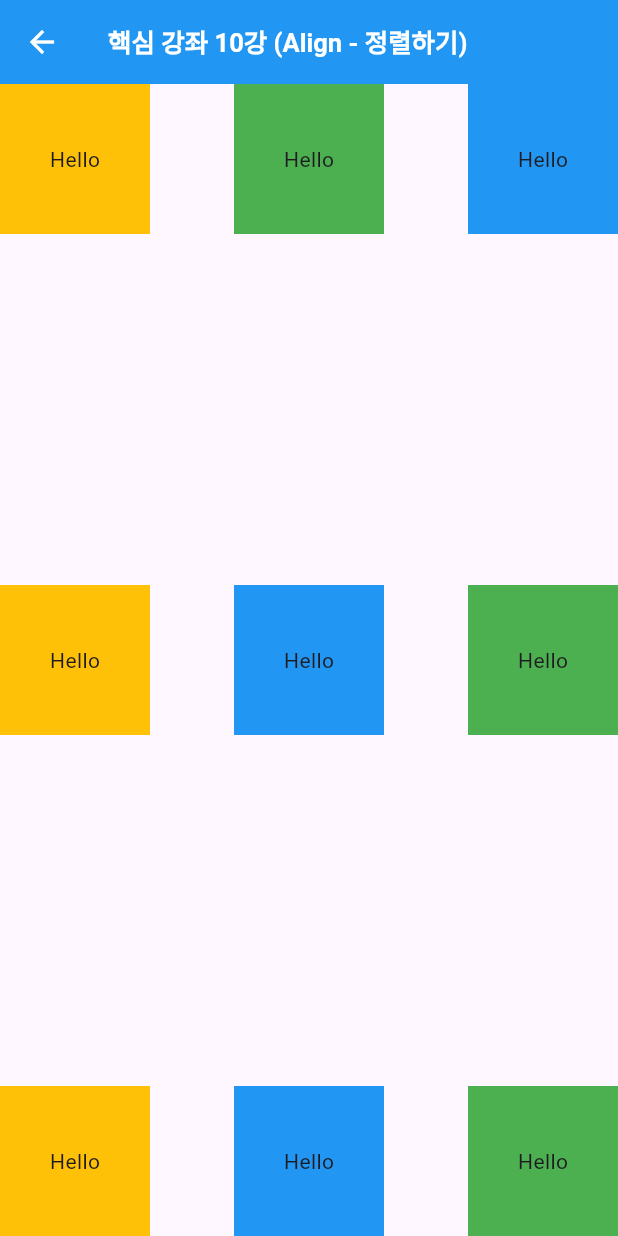
After one commit to shinseunguk/Flutter-Demo, a Flutter app: the AlignPageView screen opened directly, on a phone screen of 412 x 824 dp. The commit adds this screen. Run offline on Flutter 3.47's test engine with Material 3 defaults, Android fonts, the phone set to English and light mode, and no system bars.

Commit message:
💄 핵심 강좌 10강 (Align - 정렬하기)
ref. https://www.youtube.com/watch?v=oLxOWJiH-tg&list=PLKVJoykNpXRZcHFT4IS9G4BrssQ_7wF82&index=10

```diff
--- a/lib/main_list_page.dart
+++ b/lib/main_list_page.dart
@@ -9,6 +9,7 @@ import 'screens/Chapter6/list_view_builder_page.dart';
 import 'screens/Chapter7/grid_view_page.dart';
 import 'screens/Chapter8/grid_view_builder_page.dart';
 import 'screens/Chapter9/scroll_page_view.dart';
+import 'screens/Chapter10/align_page_view.dart';
 
 class MainListPage extends StatelessWidget {
   final List<String> items = [
@@ -21,6 +22,7 @@ class MainListPage extends StatelessWidget {
     '핵심 강좌 7강 (GridView 사용하기)',
     '핵심 강좌 8강 (GridView 효율적으로 사용하기)',
     '핵심 강좌 9강 (스크롤 기능 구현)',
+    '핵심 강좌 10강 (Align - 정렬하기)',
   ];
 
   final Map<String, Widget> screens = {
@@ -33,6 +35,7 @@ class MainListPage extends StatelessWidget {
     '핵심 강좌 7강 (GridView 사용하기)': GridViewPage(),
     '핵심 강좌 8강 (GridView 효율적으로 사용하기)': GridViewBuilderPage(),
     '핵심 강좌 9강 (스크롤 기능 구현)': ScrollPageView(),
+    '핵심 강좌 10강 (Align - 정렬하기)': AlignPageView(),
   };
 
   @override
--- /dev/null
+++ b/lib/screens/Chapter10/align_page_view.dart
@@ -0,0 +1,125 @@
+import 'package:flutter/material.dart';
+
+class AlignPageView extends StatefulWidget {
+  const AlignPageView({super.key});
+
+  @override
+  State<AlignPageView> createState() => _AlignPageViewState();
+}
+
+class _AlignPageViewState extends State<AlignPageView> {
+  @override
+  Widget build(BuildContext context) {
+    return Scaffold(
+      appBar: AppBar(
+        iconTheme: const IconThemeData(color: Colors.white), // 뒤로가기 아이콘 색상 설정
+        title: const Text(
+          "핵심 강좌 10강 (Align - 정렬하기)",
+          textAlign: TextAlign.center,
+          style: TextStyle(
+            color: Colors.white,
+            fontWeight: FontWeight.bold, // 텍스트를 굵게 처리
+            fontSize: 17, // 글자크기 조절
+          ),
+        ),
+        backgroundColor: Colors.blue, // 원하는 색상으로 변경
+      ),
+      body: Container(
+        child: Stack(
+          children: [
+            Align(
+              alignment: Alignment.topLeft,
+              child: Container(
+                width: 100,
+                height: 100,
+                color: Colors.amber,
+                alignment: Alignment.center,
+                child: Text("Hello"),
+              ),
+            ),
+            Align(
+              alignment: Alignment.topRight,
+              child: Container(
+                width: 100,
+                height: 100,
+                color: Colors.blue,
+                alignment: Alignment.center,
+                child: Text("Hello"),
+              ),
+            ),
+            Align(
+              alignment: Alignment.topCenter,
+              child: Container(
+                width: 100,
+                height: 100,
+                color: Colors.green,
+                alignment: Alignment.center,
+                child: Text("Hello"),
+              ),
+            ),
+            Align(
+              alignment: Alignment.centerLeft,
+              child: Container(
+                width: 100,
+                height: 100,
+                color: Colors.amber,
+                alignment: Alignment.center,
+                child: Text("Hello"),
+              ),
+            ),
+            Align(
+              alignment: Alignment.center,
+              child: Container(
+                width: 100,
+                height: 100,
+                color: Colors.blue,
+                alignment: Alignment.center,
+                child: Text("Hello"),
+              ),
+            ),
+            Align(
+              alignment: Alignment.centerRight,
+              child: Container(
+                width: 100,
+                height: 100,
+                color: Colors.green,
+                alignment: Alignment.center,
+                child: Text("Hello"),
+              ),
+            ),
+            Align(
+              alignment: Alignment.bottomLeft,
+              child: Container(
+                width: 100,
+                height: 100,
+                color: Colors.amber,
+                alignment: Alignment.center,
+                child: Text("Hello"),
+              ),
+            ),
+            Align(
+              alignment: Alignment.bottomCenter,
+              child: Container(
+                width: 100,
+                height: 100,
+                color: Colors.blue,
+                alignment: Alignment.center,
+                child: Text("Hello"),
+              ),
+            ),
+            Align(
+              alignment: Alignment.bottomRight,
+              child: Container(
+                width: 100,
+                height: 100,
+                color: Colors.green,
+                alignment: Alignment.center,
+                child: Text("Hello"),
+              ),
+            ),
+          ],
+        ),
+      ),
+    );
+  }
+}
```
